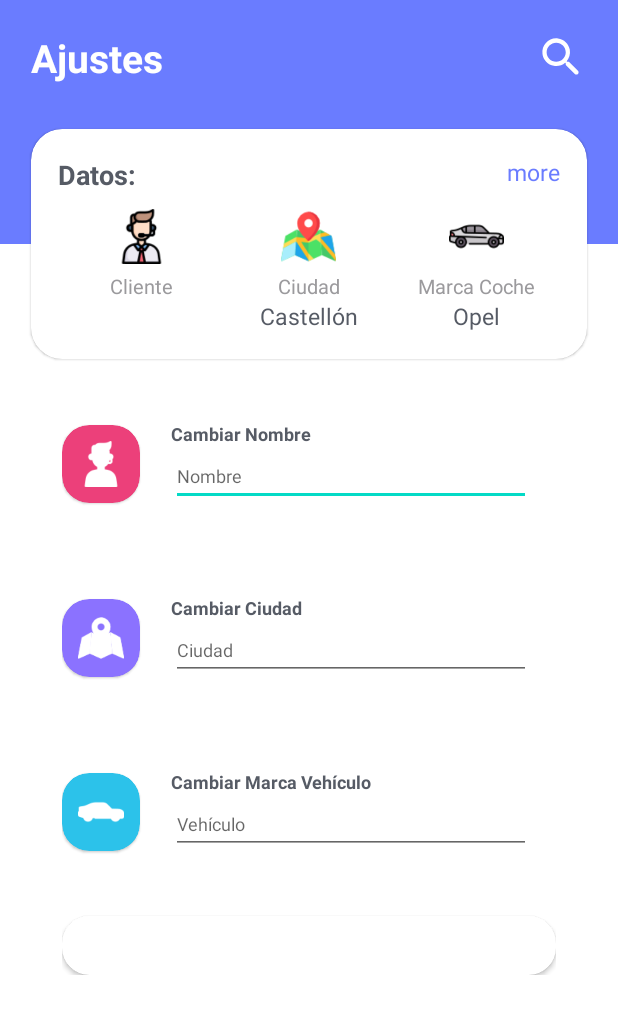
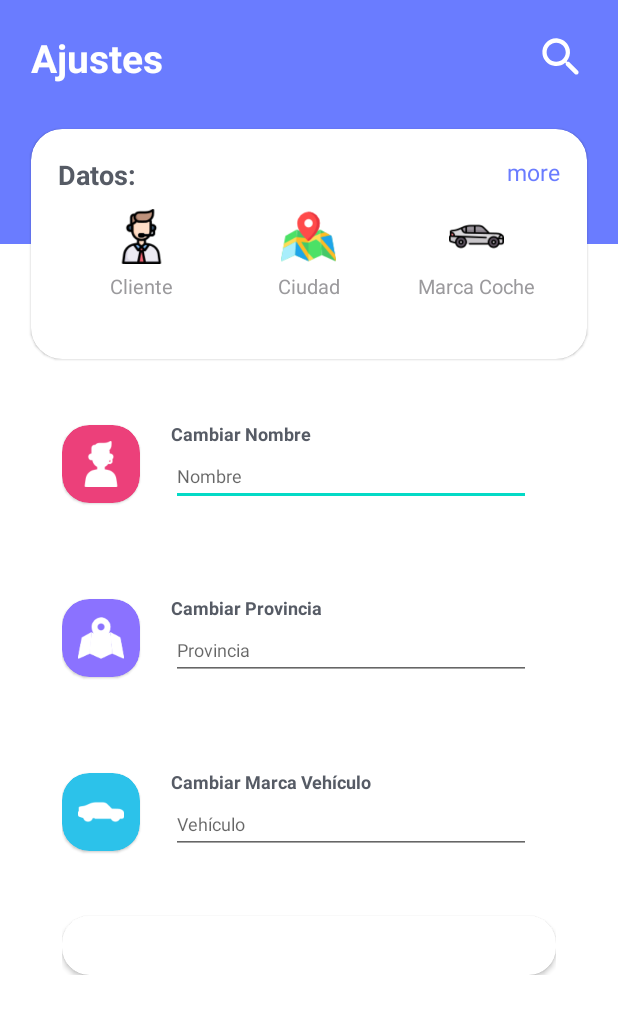
Before and after one commit to AleexWalker/AppParking, an Android app: the screen it shows after launch (DatosUsuario), after a tap on "Datos:", on a phone screen of 412 x 824 dp. Shown: the top 1014 px of the screen. Run offline under Robolectric (Android 15) with nearby library versions, the phone set to English and light mode, and no system bars; our stand-ins replace sdp/ssp sizes.

Commit message:
Ajustes Funcionando

```diff
--- a/app/src/main/AndroidManifest.xml
+++ b/app/src/main/AndroidManifest.xml
@@ -17,6 +17,9 @@
         android:roundIcon="@mipmap/ic_launcher_round"
         android:supportsRtl="true"
         android:theme="@style/Theme.AppParking">
+        <activity
+            android:name=".Pruebas"
+            android:exported="true" />
         <activity
             android:name=".DatosUsuario"
             android:exported="true" />
--- a/app/src/main/java/com/example/appparking/DatosUsuario.kt
+++ b/app/src/main/java/com/example/appparking/DatosUsuario.kt
@@ -5,6 +5,8 @@ import android.content.Intent
 import android.content.SharedPreferences
 import androidx.appcompat.app.AppCompatActivity
 import android.os.Bundle
+import android.widget.ArrayAdapter
+import android.widget.AutoCompleteTextView
 import android.widget.Toast
 import androidx.cardview.widget.CardView
 import androidx.constraintlayout.widget.ConstraintLayout
@@ -20,6 +22,9 @@ class DatosUsuario : AppCompatActivity() {
         super.onCreate(savedInstanceState)
         setContentView(R.layout.activity_datos_usuario)
 
+        cargarAutoCompleteTextView()
+        cargarDatosUsuario()
+
         var nombre = ""
         var ciudad = ""
         var marca = ""
@@ -33,7 +38,7 @@ class DatosUsuario : AppCompatActivity() {
                 ciudad = editTextCiudad.text.toString()
                 marca = editTextMarca.text.toString()
 
-                val sharedPreferences : SharedPreferences = getSharedPreferences("datosUsuario", Context.MODE_PRIVATE)
+                val sharedPreferences : SharedPreferences = getSharedPreferences("DatosUsuario", Context.MODE_PRIVATE)
                 val editor : SharedPreferences.Editor = sharedPreferences.edit()
                 editor.apply {
                     putString("nombre", nombre)
@@ -46,4 +51,44 @@ class DatosUsuario : AppCompatActivity() {
             }
         }
     }
+
+    private fun cargarAutoCompleteTextView() {
+        val provincias = resources.getStringArray(R.array.provincias)
+        val adapter = ArrayAdapter(this,
+        android.R.layout.simple_dropdown_item_1line, provincias)
+        editTextCiudad.setAdapter(adapter)
+    }
+
+    private fun cargarDatosUsuario() {
+        /**
+         * Parámetros de main_activity
+         * @param textNombreAjustes : TextView
+         * @param textCiudadAjustes : TextView
+         * @param textMarcaAjustes : TextView
+         */
+        textoNombreAjustes.text = cargarNombreUsuario()
+        textoCiudadAjustes.text = cargarCiudadUsuario()
+        textoMarcaAjustes.text = cargarMarcaUsuario()
+    }
+
+    private fun cargarNombreUsuario() : String? {
+        val sharedPreferences: SharedPreferences =
+            getSharedPreferences("DatosUsuario", Context.MODE_PRIVATE)
+
+        return sharedPreferences.getString("nombre", null)
+    }
+
+    private fun cargarCiudadUsuario() : String? {
+        val sharedPreferences: SharedPreferences =
+            getSharedPreferences("DatosUsuario", Context.MODE_PRIVATE)
+
+        return sharedPreferences.getString("ciudad", null)
+    }
+
+    private fun cargarMarcaUsuario() : String? {
+        val sharedPreferences: SharedPreferences =
+            getSharedPreferences("DatosUsuario", Context.MODE_PRIVATE)
+
+        return sharedPreferences.getString("marca", null)
+    }
 }
--- a/app/src/main/java/com/example/appparking/MainActivity.kt
+++ b/app/src/main/java/com/example/appparking/MainActivity.kt
@@ -9,7 +9,9 @@ import android.widget.ImageView
 import android.widget.Toast
 import androidx.cardview.widget.CardView
 import androidx.constraintlayout.widget.ConstraintLayout
+import kotlinx.android.synthetic.main.activity_datos_usuario.*
 import kotlinx.android.synthetic.main.activity_main.*
+import kotlinx.android.synthetic.main.activity_main.linearLayoutPrincipal
 import kotlinx.android.synthetic.main.item_1.*
 import kotlinx.android.synthetic.main.item_2.*
 import kotlinx.android.synthetic.main.item_3.*
@@ -25,6 +27,13 @@ class MainActivity : AppCompatActivity() {
 
         layoutInflater.inflate(R.layout.activity_main, linearLayoutPrincipal, false)
 
+        cargarDatosUsuario()
+
+        /**
+         *
+         *
+         *
+         */
         val datosUsuario = findViewById<CardView>(R.id.cardHeader)
         datosUsuario.setOnClickListener {
             val lanzarDatosUsuario = Intent(this, DatosUsuario::class.java)
@@ -79,22 +88,25 @@ class MainActivity : AppCompatActivity() {
             }
         }
 
+        val layoutCuarto = findViewById<ConstraintLayout>(R.id.cuartoItem)
+        layoutCuarto.setOnClickListener {
+            intent = Intent(this, Pruebas::class.java)
+            startActivity(intent)
+        }
+
         añadirHorasLayouts()
-        cargarDatosUsuario()
     }
 
     private fun cargarDatosUsuario() {
-        val bundle = intent.extras
-        val nombre = bundle?.getString("nombre")
-        val ciudad = bundle?.getString("ciudad")
-        val marca = bundle?.getString("marca")
-
-        if (nombre != null && ciudad != null && marca != null) {
-            setContentView(R.layout.activity_main)
-            textNombre.text = nombre
-            textCiudad.text = ciudad
-            textMarca.text = marca
-        }
+        /**
+         * Parámetros de main_activity
+         * @param textNombre : TextView
+         * @param textCiudad : TextView
+         * @param textMarca : TextView
+         */
+        textNombre.text = cargarNombreUsuario()
+        textCiudad.text = cargarCiudadUsuario()
+        textMarca.text = cargarMarcaUsuario()
     }
 
     private fun guardarCoordenadas(latitudGuardada : Double, longitudGuardada : Double) {
@@ -140,4 +152,25 @@ class MainActivity : AppCompatActivity() {
     private fun getCurrentTime(): String {
         return SimpleDateFormat("EEEE, HH:mm", Locale.getDefault()).format(Date())
     }
+
+    private fun cargarNombreUsuario() : String? {
+        val sharedPreferences: SharedPreferences =
+            getSharedPreferences("DatosUsuario", Context.MODE_PRIVATE)
+
+        return sharedPreferences.getString("nombre", null)
+    }
+
+    private fun cargarCiudadUsuario() : String? {
+        val sharedPreferences: SharedPreferences =
+            getSharedPreferences("DatosUsuario", Context.MODE_PRIVATE)
+
+        return sharedPreferences.getString("ciudad", null)
+    }
+
+    private fun cargarMarcaUsuario() : String? {
+        val sharedPreferences: SharedPreferences =
+            getSharedPreferences("DatosUsuario", Context.MODE_PRIVATE)
+
+        return sharedPreferences.getString("marca", null)
+    }
 }
--- a/app/src/main/res/layout/item_ajustes_2.xml
+++ b/app/src/main/res/layout/item_ajustes_2.xml
@@ -51,24 +51,22 @@
                 android:layout_width="0dp"
                 android:layout_height="wrap_content"
                 android:layout_marginEnd="@dimen/_8sdp"
-                android:text="Cambiar Ciudad"
+                android:text="Cambiar Provincia"
                 android:textColor="@color/primary_text"
                 android:textSize="12sp"
                 android:textStyle="bold"
                 app:layout_constraintStart_toStartOf="parent"
                 app:layout_constraintTop_toTopOf="parent" />
 
-            <EditText
+            <AutoCompleteTextView
                 android:id="@+id/editTextCiudad"
                 android:layout_width="250dp"
                 android:layout_height="40dp"
                 android:ems="10"
-                android:hint="Ciudad"
-                android:inputType="textPersonName"
+                android:hint="Provincia"
                 android:textSize="12sp"
                 app:layout_constraintStart_toStartOf="parent"
-                app:layout_constraintTop_toBottomOf="@+id/textTitle"
-                tools:ignore="TouchTargetSizeCheck" />
+                app:layout_constraintTop_toBottomOf="@+id/textTitle" />
 
         </androidx.constraintlayout.widget.ConstraintLayout>
 
--- a/app/src/main/res/values/strings.xml
+++ b/app/src/main/res/values/strings.xml
@@ -11,4 +11,19 @@
     <string name="parking_app">Parking App</string>
     <string name="guardar_ubicaci_n_actual">Guardar Ubicación Actual</string>
     <string name="title_activity_acceder_localizacion">AccederLocalizacion</string>
+    <string name="sin_determinar">Sin Determinar</string>
+
+    <string-array name="provincias" >
+        <item>Alava</item> ; <item>Albacete</item> ; <item>Alicante</item> ; <item>Almería</item> ; <item>Asturias</item> ;
+        <item>Avila</item> ; <item>Badajoz</item> ; <item>Barcelona</item> ; <item>Burgos</item> ; <item>Cáceres</item> ;
+        <item>Cádiz</item> ; <item>Cantabria</item> ; <item>Castellón</item> ; <item>Ciudad Real</item> ; <item>Córdoba</item> ;
+        <item>La Coruña</item> ; <item>Cuenca</item> ; <item>Gerona</item> ; <item>Granada</item> ; <item>Guadalajara</item> ;
+        <item>Guipúzcoa</item> ; <item>Huelva</item> ; <item>Huesca</item> ; <item>Islas Baleares</item> ; <item>Jaén</item> ;
+        <item>León</item> ; <item>Lérida</item> ; <item>Lugo</item> ; <item>Madrid</item> ; <item>Málaga</item> ;
+        <item>Murcia</item> ; <item>Navarra</item> ; <item>Orense</item> ; <item>Palencia</item> ; <item>Las Palmas</item> ;
+        <item>Pontevedra</item> ; <item>La Rioja</item> ; <item>Salamanca</item> ; <item>Segovia</item> ; <item>Sevilla</item> ;
+        <item>Soria</item> ; <item>Tarragona</item> ; <item>Santa Cruz de Tenerife</item> ; <item>Teruel</item> ; <item>Toledo</item> ;
+        <item>Valencia</item> ; <item>Valladolid</item> ; <item>Vizcaya</item> ; <item>Zamora</item> ; <item>Zaragoza</item> ;
+
+    </string-array>
 </resources>
```
Also changed, not shown: app/src/main/java/com/example/appparking/Pruebas.kt (added, +49 -0 lines), app/src/main/res/layout/activity_main.xml (+10 -5 lines), app/src/main/res/layout/activity_pruebas.xml (added, +43 -0 lines).
